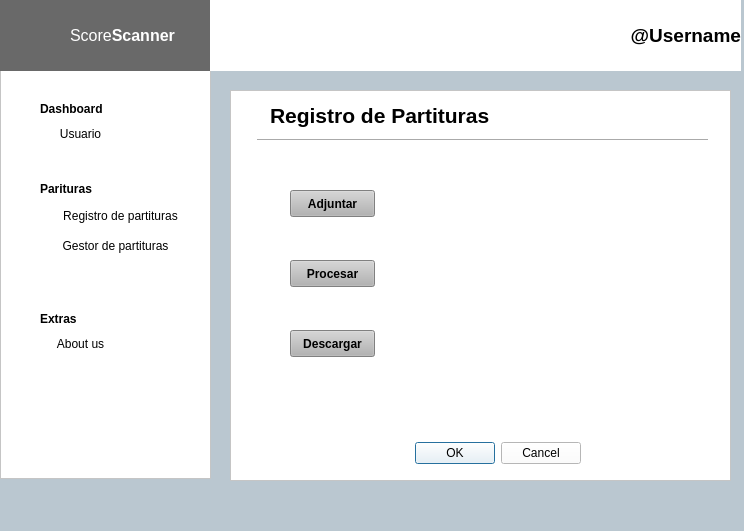
Old version of the form ScoreScannerWithPyQt/src/main/python/Interfaz.ui in the repository szapat25/ScoreScanner-1.
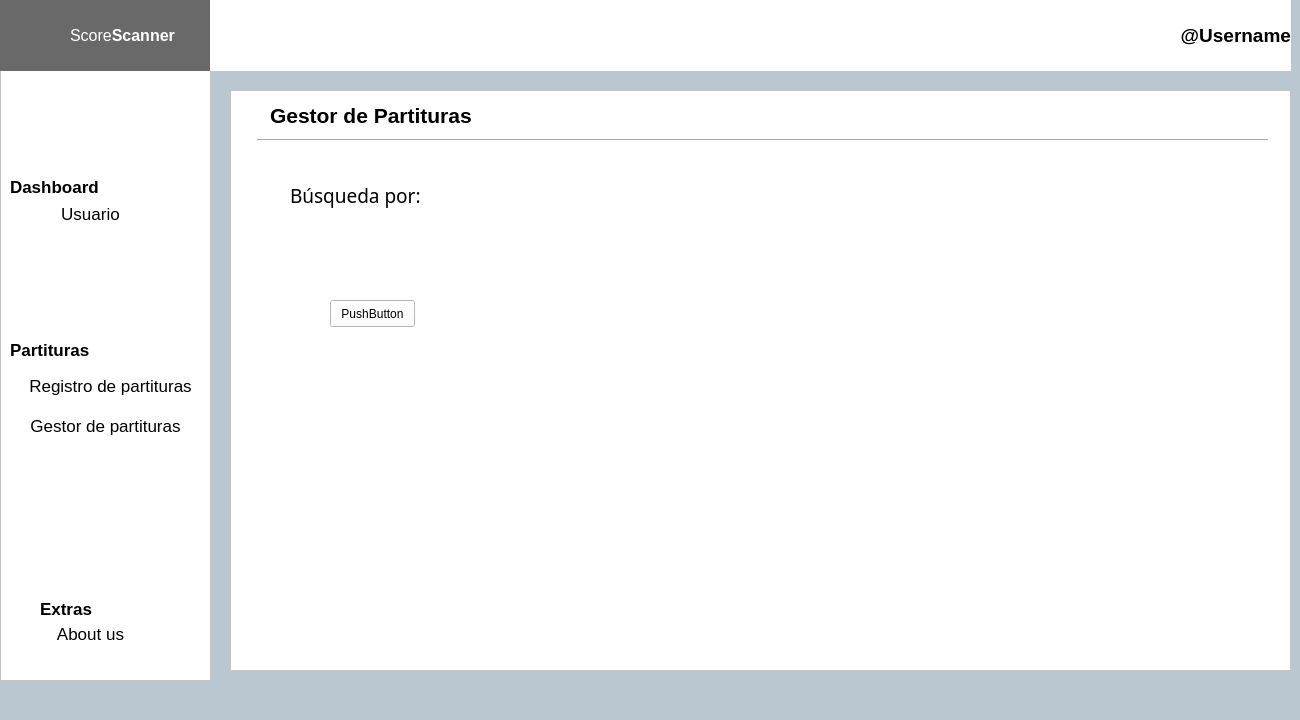
New version of the form. Icons and pictures are not drawn.

Commit message: Actualización de interfaz

```diff
--- a/ScoreScannerWithPyQt/src/main/python/Interfaz.ui
+++ b/ScoreScannerWithPyQt/src/main/python/Interfaz.ui
@@ -6,8 +6,8 @@
    <rect>
     <x>0</x>
     <y>0</y>
-    <width>744</width>
-    <height>531</height>
+    <width>1300</width>
+    <height>720</height>
    </rect>
   </property>
   <property name="font">
@@ -78,7 +78,7 @@
       <x>0</x>
       <y>70</y>
       <width>211</width>
-      <height>409</height>
+      <height>611</height>
      </rect>
     </property>
     <property name="styleSheet">
@@ -89,13 +89,14 @@
     <property name="geometry">
      <rect>
       <x>50</x>
-      <y>120</y>
-      <width>61</width>
+      <y>200</y>
+      <width>81</width>
       <height>27</height>
      </rect>
     </property>
     <property name="font">
      <font>
+      <pointsize>13</pointsize>
       <weight>50</weight>
       <italic>false</italic>
       <bold>false</bold>
@@ -116,14 +117,15 @@
    <widget class="QLabel" name="label_Dashboard">
     <property name="geometry">
      <rect>
-      <x>40</x>
-      <y>100</y>
-      <width>71</width>
-      <height>17</height>
+      <x>10</x>
+      <y>176</y>
+      <width>121</width>
+      <height>21</height>
      </rect>
     </property>
     <property name="font">
      <font>
+      <pointsize>13</pointsize>
       <weight>75</weight>
       <bold>true</bold>
      </font>
@@ -138,14 +140,15 @@
    <widget class="QLabel" name="label_Partituras">
     <property name="geometry">
      <rect>
-      <x>40</x>
-      <y>180</y>
-      <width>71</width>
-      <height>17</height>
+      <x>10</x>
+      <y>340</y>
+      <width>121</width>
+      <height>20</height>
      </rect>
     </property>
     <property name="font">
      <font>
+      <pointsize>13</pointsize>
       <weight>75</weight>
       <bold>true</bold>
      </font>
@@ -154,20 +157,21 @@
      <string notr="true">background-color: rgb(255, 255, 255);</string>
     </property>
     <property name="text">
-     <string>Parituras</string>
+     <string>Partituras</string>
     </property>
    </widget>
    <widget class="QPushButton" name="boton_RegistroP">
     <property name="geometry">
      <rect>
-      <x>50</x>
-      <y>200</y>
-      <width>141</width>
+      <x>20</x>
+      <y>370</y>
+      <width>181</width>
       <height>31</height>
      </rect>
     </property>
     <property name="font">
      <font>
+      <pointsize>13</pointsize>
       <weight>50</weight>
       <italic>false</italic>
       <bold>false</bold>
@@ -188,14 +192,15 @@
    <widget class="QPushButton" name="boton_GestorP">
     <property name="geometry">
      <rect>
-      <x>50</x>
-      <y>230</y>
-      <width>131</width>
+      <x>20</x>
+      <y>410</y>
+      <width>171</width>
       <height>31</height>
      </rect>
     </property>
     <property name="font">
      <font>
+      <pointsize>13</pointsize>
       <weight>50</weight>
       <italic>false</italic>
       <bold>false</bold>
@@ -217,13 +222,14 @@
     <property name="geometry">
      <rect>
       <x>40</x>
-      <y>310</y>
-      <width>71</width>
+      <y>600</y>
+      <width>61</width>
       <height>17</height>
      </rect>
     </property>
     <property name="font">
      <font>
+      <pointsize>13</pointsize>
       <weight>75</weight>
       <bold>true</bold>
      </font>
@@ -239,13 +245,14 @@
     <property name="geometry">
      <rect>
       <x>50</x>
-      <y>330</y>
-      <width>61</width>
+      <y>620</y>
+      <width>81</width>
       <height>27</height>
      </rect>
     </property>
     <property name="font">
      <font>
+      <pointsize>13</pointsize>
       <weight>50</weight>
       <italic>false</italic>
       <bold>false</bold>
@@ -268,7 +275,7 @@
      <rect>
       <x>210</x>
       <y>0</y>
-      <width>531</width>
+      <width>1081</width>
       <height>71</height>
      </rect>
     </property>
@@ -297,8 +304,8 @@
      <rect>
       <x>230</x>
       <y>90</y>
-      <width>501</width>
-      <height>391</height>
+      <width>1061</width>
+      <height>581</height>
      </rect>
     </property>
     <property name="styleSheet">
@@ -315,7 +322,7 @@
       <rect>
        <x>27</x>
        <y>40</y>
-       <width>451</width>
+       <width>1011</width>
        <height>20</height>
       </rect>
      </property>
@@ -336,33 +343,18 @@
       <string>&lt;html&gt;&lt;head/&gt;&lt;body&gt;&lt;p&gt;&lt;span style=&quot; font-size:16pt; font-weight:600;&quot;&gt;Registro de Partituras&lt;/span&gt;&lt;/p&gt;&lt;/body&gt;&lt;/html&gt;</string>
      </property>
     </widget>
-    <widget class="QDialogButtonBox" name="buttonBox">
-     <property name="geometry">
-      <rect>
-       <x>180</x>
-       <y>350</y>
-       <width>176</width>
-       <height>27</height>
-      </rect>
-     </property>
-     <property name="standardButtons">
-      <set>QDialogButtonBox::Cancel|QDialogButtonBox::Ok</set>
-     </property>
-     <property name="centerButtons">
-      <bool>true</bool>
-     </property>
-    </widget>
     <widget class="QPushButton" name="boton_Adjuntar">
      <property name="geometry">
       <rect>
-       <x>60</x>
-       <y>100</y>
-       <width>85</width>
-       <height>27</height>
+       <x>80</x>
+       <y>110</y>
+       <width>141</width>
+       <height>51</height>
       </rect>
      </property>
      <property name="font">
       <font>
+       <pointsize>16</pointsize>
        <weight>75</weight>
        <bold>true</bold>
       </font>
@@ -377,14 +369,15 @@
     <widget class="QPushButton" name="boton_Procesar">
      <property name="geometry">
       <rect>
-       <x>60</x>
-       <y>170</y>
-       <width>85</width>
-       <height>27</height>
+       <x>80</x>
+       <y>260</y>
+       <width>141</width>
+       <height>51</height>
       </rect>
      </property>
      <property name="font">
       <font>
+       <pointsize>16</pointsize>
        <weight>75</weight>
        <bold>true</bold>
       </font>
@@ -399,14 +392,15 @@
     <widget class="QPushButton" name="boton_Descargar">
      <property name="geometry">
       <rect>
-       <x>60</x>
-       <y>240</y>
-       <width>85</width>
-       <height>27</height>
+       <x>80</x>
+       <y>410</y>
+       <width>141</width>
+       <height>51</height>
       </rect>
      </property>
      <property name="font">
       <font>
+       <pointsize>16</pointsize>
        <weight>75</weight>
        <bold>true</bold>
       </font>
@@ -418,15 +412,104 @@
       <string>Descargar</string>
      </property>
     </widget>
-    <widget class="QWidget" name="widget" native="true">
+    <widget class="QLabel" name="label_Partitura">
      <property name="geometry">
       <rect>
-       <x>210</x>
-       <y>100</y>
-       <width>251</width>
-       <height>181</height>
+       <x>280</x>
+       <y>80</y>
+       <width>731</width>
+       <height>491</height>
       </rect>
      </property>
+     <property name="text">
+      <string/>
+     </property>
+     <property name="buddy">
+      <cstring>label_Partitura</cstring>
+     </property>
+    </widget>
+    <widget class="QFrame" name="frame_GestorP">
+     <property name="geometry">
+      <rect>
+       <x>0</x>
+       <y>0</y>
+       <width>1061</width>
+       <height>581</height>
+      </rect>
+     </property>
+     <property name="styleSheet">
+      <string notr="true">background-color: rgb(255, 255, 255);</string>
+     </property>
+     <property name="frameShape">
+      <enum>QFrame::StyledPanel</enum>
+     </property>
+     <property name="frameShadow">
+      <enum>QFrame::Raised</enum>
+     </property>
+     <widget class="Line" name="line_2">
+      <property name="geometry">
+       <rect>
+        <x>27</x>
+        <y>40</y>
+        <width>1011</width>
+        <height>20</height>
+       </rect>
+      </property>
+      <property name="orientation">
+       <enum>Qt::Horizontal</enum>
+      </property>
+     </widget>
+     <widget class="QLabel" name="label_GestorP">
+      <property name="geometry">
+       <rect>
+        <x>40</x>
+        <y>10</y>
+        <width>241</width>
+        <height>31</height>
+       </rect>
+      </property>
+      <property name="text">
+       <string>&lt;html&gt;&lt;head/&gt;&lt;body&gt;&lt;p&gt;&lt;span style=&quot; font-size:16pt; font-weight:600;&quot;&gt;Gestor de Partituras&lt;/span&gt;&lt;/p&gt;&lt;/body&gt;&lt;/html&gt;</string>
+      </property>
+     </widget>
+     <widget class="QLabel" name="label_3">
+      <property name="geometry">
+       <rect>
+        <x>60</x>
+        <y>80</y>
+        <width>171</width>
+        <height>51</height>
+       </rect>
+      </property>
+      <property name="font">
+       <font>
+        <family>Noto Sans Cherokee</family>
+        <pointsize>18</pointsize>
+        <weight>50</weight>
+        <italic>false</italic>
+        <bold>false</bold>
+        <underline>false</underline>
+        <strikeout>false</strikeout>
+        <kerning>true</kerning>
+       </font>
+      </property>
+      <property name="text">
+       <string>&lt;html&gt;&lt;head/&gt;&lt;body&gt;&lt;p&gt;&lt;span style=&quot; font-size:14pt;&quot;&gt;Búsqueda por:&lt;/span&gt;&lt;/p&gt;&lt;/body&gt;&lt;/html&gt;</string>
+      </property>
+     </widget>
+     <widget class="QPushButton" name="pushButton">
+      <property name="geometry">
+       <rect>
+        <x>100</x>
+        <y>210</y>
+        <width>85</width>
+        <height>27</height>
+       </rect>
+      </property>
+      <property name="text">
+       <string>PushButton</string>
+      </property>
+     </widget>
     </widget>
    </widget>
    <zorder>listView</zorder>
```
Left out of the diff: 2 changed lines with no effect on the pictures. The commit also changes 2 other files.
